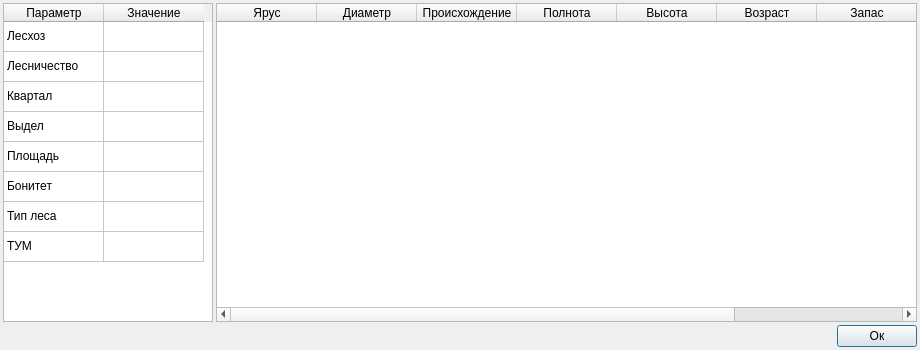
Qt form ui/taxationDescription.ui (daniluuuuuuuk/daniluuuuuuuk.github.io) before a commit.
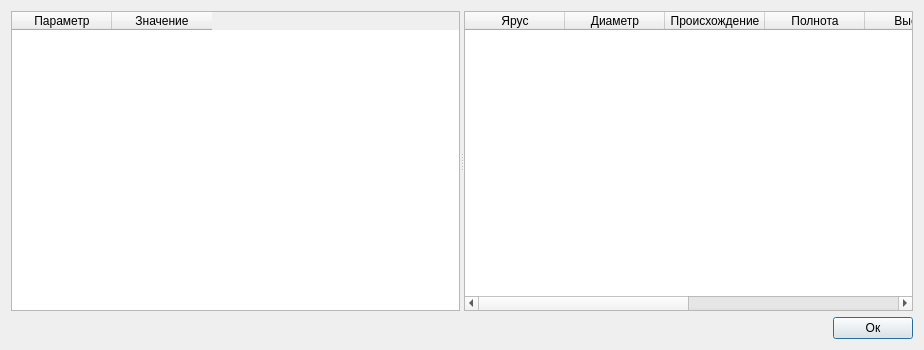
The same form after that commit.

```diff
--- a/ui/taxationDescription.ui
+++ b/ui/taxationDescription.ui
@@ -14,25 +14,36 @@
    <string>Таксационные характеристики</string>
   </property>
   <layout class="QVBoxLayout" name="verticalLayout">
-   <property name="spacing">
-    <number>3</number>
-   </property>
-   <property name="leftMargin">
-    <number>3</number>
-   </property>
-   <property name="topMargin">
-    <number>3</number>
-   </property>
-   <property name="rightMargin">
-    <number>3</number>
-   </property>
-   <property name="bottomMargin">
-    <number>3</number>
-   </property>
    <item>
-    <layout class="QHBoxLayout" name="horizontalLayout">
-     <item alignment="Qt::AlignLeft">
+    <widget class="QSplitter" name="splitter">
+     <property name="minimumSize">
+      <size>
+       <width>902</width>
+       <height>0</height>
+      </size>
+     </property>
+     <property name="maximumSize">
+      <size>
+       <width>16777215</width>
+       <height>16777215</height>
+      </size>
+     </property>
+     <property name="styleSheet">
+      <string notr="true"/>
+     </property>
+     <property name="orientation">
+      <enum>Qt::Horizontal</enum>
+     </property>
+     <property name="opaqueResize">
+      <bool>true</bool>
+     </property>
       <widget class="QTableWidget" name="tableWidget">
+      <property name="sizePolicy">
+       <sizepolicy hsizetype="Expanding" vsizetype="Expanding">
+        <horstretch>0</horstretch>
+        <verstretch>0</verstretch>
+       </sizepolicy>
+      </property>
        <property name="minimumSize">
         <size>
          <width>0</width>
@@ -41,56 +52,40 @@
        </property>
        <property name="maximumSize">
         <size>
-         <width>210</width>
+        <width>16777215</width>
          <height>16777215</height>
         </size>
        </property>
+      <property name="sizeIncrement">
+       <size>
+        <width>0</width>
+        <height>0</height>
+       </size>
+      </property>
+      <property name="baseSize">
+       <size>
+        <width>0</width>
+        <height>0</height>
+       </size>
+      </property>
+      <property name="gridStyle">
+       <enum>Qt::SolidLine</enum>
+      </property>
        <attribute name="horizontalHeaderVisible">
         <bool>true</bool>
        </attribute>
+      <attribute name="horizontalHeaderDefaultSectionSize">
+       <number>100</number>
+      </attribute>
        <attribute name="verticalHeaderVisible">
         <bool>false</bool>
        </attribute>
-       <row>
-        <property name="text">
-         <string>Новая строка</string>
-        </property>
-       </row>
-       <row>
-        <property name="text">
-         <string>Новая строка</string>
-        </property>
-       </row>
-       <row>
-        <property name="text">
-         <string>Новая строка</string>
-        </property>
-       </row>
-       <row>
-        <property name="text">
-         <string>Новая строка</string>
-        </property>
-       </row>
-       <row>
-        <property name="text">
-         <string>Новая строка</string>
-        </property>
-       </row>
-       <row>
-        <property name="text">
-         <string>Новая строка</string>
-        </property>
-       </row>
-       <row>
-        <property name="text">
-         <string>Новая строка</string>
-        </property>
-       </row>
-       <row>
-        <property name="text">
-         <string>Новая строка</string>
-        </property>
-       </row>
+      <attribute name="verticalHeaderDefaultSectionSize">
+       <number>30</number>
+      </attribute>
+      <attribute name="verticalHeaderMinimumSectionSize">
+       <number>23</number>
+      </attribute>
        <column>
         <property name="text">
          <string>Параметр</string>
@@ -101,50 +96,17 @@
          <string>Значение</string>
         </property>
        </column>
-       <item row="0" column="0">
-        <property name="text">
-         <string>Лесхоз</string>
-        </property>
-       </item>
-       <item row="1" column="0">
-        <property name="text">
-         <string>Лесничество</string>
-        </property>
-       </item>
-       <item row="2" column="0">
-        <property name="text">
-         <string>Квартал</string>
-        </property>
-       </item>
-       <item row="3" column="0">
-        <property name="text">
-         <string>Выдел</string>
-        </property>
-       </item>
-       <item row="4" column="0">
-        <property name="text">
-         <string>Площадь</string>
-        </property>
-       </item>
-       <item row="5" column="0">
-        <property name="text">
-         <string>Бонитет</string>
-        </property>
-       </item>
-       <item row="6" column="0">
-        <property name="text">
-         <string>Тип леса</string>
-        </property>
-       </item>
-       <item row="7" column="0">
-        <property name="text">
-         <string>ТУМ</string>
-        </property>
-       </item>
-      </widget>
-     </item>
-     <item>
+     </widget>
       <widget class="QTableWidget" name="tableWidget_2">
+      <property name="minimumSize">
+       <size>
+        <width>0</width>
+        <height>0</height>
+       </size>
+      </property>
+      <property name="gridStyle">
+       <enum>Qt::SolidLine</enum>
+      </property>
        <attribute name="verticalHeaderVisible">
         <bool>false</bool>
        </attribute>
@@ -189,8 +151,7 @@
         </property>
        </column>
       </widget>
-     </item>
-    </layout>
+    </widget>
    </item>
    <item alignment="Qt::AlignRight">
     <widget class="QPushButton" name="pushButton">
```
Lines whose indentation alone changed are shown as unchanged.
